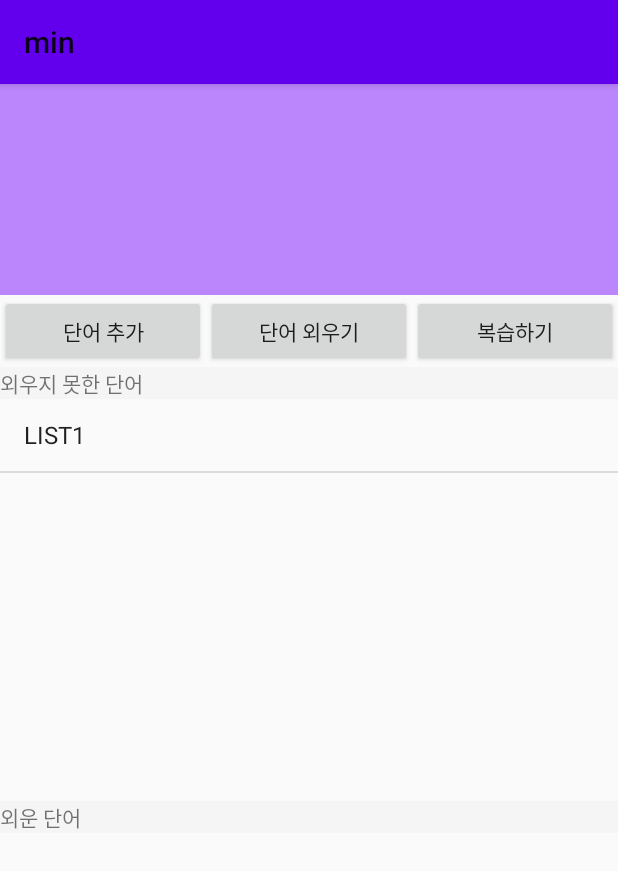
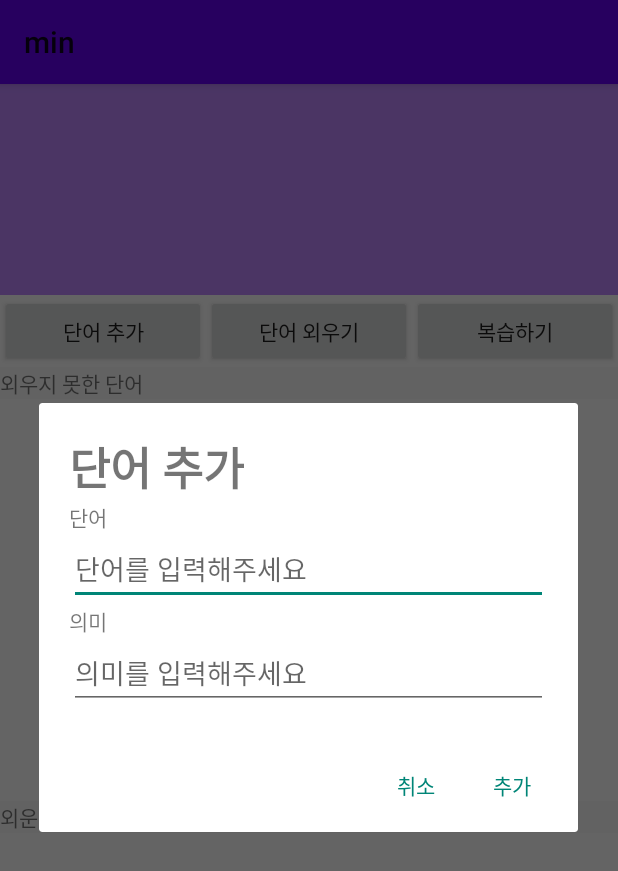
Before and after one commit to Je-0204/min, an Android app: the ClickDictioinary screen opened directly, with no data from a screen before it, after a tap on "단어 추가", on a phone screen of 412 x 824 dp. Shown: the top 871 px of the screen. Run offline under Robolectric (Android 15) with nearby library versions, the phone set to English and light mode, and no system bars.

Commit message:
단어 추가 수정 삭제 완료

```diff
--- a/app/src/main/java/com/example/min/ClickDictioinary.java
+++ b/app/src/main/java/com/example/min/ClickDictioinary.java
@@ -26,6 +26,8 @@ public class ClickDictioinary extends AppCompatActivity {
     ArrayAdapter adapter;
     // listview 생성 및 adapter 지정.
     ListView listview;
+    //단어 뜻 저장하는 리스트, 데이터리스트와 짝꿍
+    ArrayList<String> itemMeanings;
     @Override
     protected void onCreate(Bundle savedInstanceState) {
         super.onCreate(savedInstanceState);
@@ -44,6 +46,7 @@ public class ClickDictioinary extends AppCompatActivity {
         // listview 생성 및 adapter 지정.
         listview = (ListView) findViewById(R.id.listview1) ;
         listview.setAdapter(adapter) ;
+        itemMeanings=new ArrayList<String>();
 
         listview.setOnItemClickListener(new AdapterView.OnItemClickListener() {
             @Override
@@ -54,12 +57,15 @@ public class ClickDictioinary extends AppCompatActivity {
                 AlertDialog.Builder builder=new AlertDialog.Builder(ClickDictioinary.this);
                 View view1=getLayoutInflater().inflate(R.layout.custom_dialog_layout01,null);
                 EditText et1=view1.findViewById(R.id.engWord);
+                et1.setText(items.get(position));
                 EditText et2=view1.findViewById(R.id.engMeaning);
+                et2.setText(itemMeanings.get(position));
                 builder.setPositiveButton("저장", new DialogInterface.OnClickListener() {
                     @Override
                     public void onClick(DialogInterface dialog, int which) {
-                        Toast.makeText(ClickDictioinary.this,et1.getText().toString(),Toast.LENGTH_SHORT).show();
+                        //Toast.makeText(ClickDictioinary.this,et1.getText().toString(),Toast.LENGTH_SHORT).show();
                         items.set(position,et1.getText().toString());
+                        itemMeanings.set(position,et2.getText().toString());
                         dialog.dismiss();
                     }
                 });
@@ -72,18 +78,12 @@ public class ClickDictioinary extends AppCompatActivity {
                 builder.setView(view1);
                 AlertDialog alertDialog=builder.create();
                 alertDialog.show();
-
-
-                /*Intent intent=new Intent();
-                ComponentName componentName=new ComponentName("com.example.min","com.example.min.screen");
-                intent.setComponent(componentName);
-                startActivity(intent);*/
             }
         });
         listview.setOnItemLongClickListener(new AdapterView.OnItemLongClickListener() {
             @Override
             public boolean onItemLongClick(AdapterView<?> parent, View view, int position, long id) {
-                Toast.makeText(getApplicationContext(),"Removed : "+items.get(position),Toast.LENGTH_SHORT).show();
+                //Toast.makeText(getApplicationContext(),"Removed : "+items.get(position),Toast.LENGTH_SHORT).show();
                 AlertDialog.Builder ad=new AlertDialog.Builder(ClickDictioinary.this);
                 ad.setIcon(R.mipmap.ic_launcher);//삭제 이미지
                 ad.setTitle("단어 삭제");
@@ -92,6 +92,7 @@ public class ClickDictioinary extends AppCompatActivity {
                     @Override
                     public void onClick(DialogInterface dialog, int which) {
                         items.remove(position);
+                        itemMeanings.remove(position);
                         listview.setAdapter(adapter);
                         dialog.dismiss();
                     }
@@ -111,13 +112,33 @@ public class ClickDictioinary extends AppCompatActivity {
     }
 
     public void add(View view){
-        int count;
-        count = adapter.getCount();
-        // 아이템 추가.
-        items.add("LIST" + Integer.toString(count + 1));
         // listview 갱신
         listview.setAdapter(adapter);
-        //adapter.notifyDataSetChanged();
+
+        AlertDialog.Builder builder=new AlertDialog.Builder(ClickDictioinary.this);
+        View view1=getLayoutInflater().inflate(R.layout.custom_dialog_layout02,null);//add word custom dialog
+        EditText et1=view1.findViewById(R.id.engWord);
+        EditText et2=view1.findViewById(R.id.engMeaning);
+        builder.setPositiveButton("추가", new DialogInterface.OnClickListener() {
+            @Override
+            public void onClick(DialogInterface dialog, int which) {
+                //Toast.makeText(ClickDictioinary.this,et1.getText().toString(),Toast.LENGTH_SHORT).show();
+                // 아이템 추가.
+                items.add(et1.getText().toString());
+                itemMeanings.add(et2.getText().toString());
+                dialog.dismiss();
+            }
+        });
+        builder.setNegativeButton("취소", new DialogInterface.OnClickListener() {
+            @Override
+            public void onClick(DialogInterface dialog, int which) {
+                dialog.dismiss();
+            }
+        });
+        builder.setView(view1);
+        AlertDialog alertDialog=builder.create();
+        alertDialog.show();
+
     }
     public void memorize(View view){
 
--- /dev/null
+++ b/app/src/main/res/layout/custom_dialog_layout02.xml
@@ -0,0 +1,35 @@
+<?xml version="1.0" encoding="utf-8"?>
+<LinearLayout xmlns:android="http://schemas.android.com/apk/res/android"
+    android:layout_width="match_parent"
+    android:layout_height="match_parent"
+    android:orientation="vertical"
+    android:padding="20dp">
+
+    <TextView
+        android:layout_width="wrap_content"
+        android:layout_height="wrap_content"
+        android:text="단어 추가"
+        android:textStyle="bold"
+        android:textSize="30dp"></TextView>
+
+    <TextView
+        android:layout_width="match_parent"
+        android:layout_height="wrap_content"
+        android:text="단어"></TextView>
+    <EditText
+        android:layout_width="match_parent"
+        android:layout_height="wrap_content"
+        android:hint="단어를 입력해주세요"
+        android:id="@+id/engWord"></EditText>
+
+    <TextView
+        android:layout_width="match_parent"
+        android:layout_height="wrap_content"
+        android:text="의미"></TextView>
+    <EditText
+        android:layout_width="match_parent"
+        android:layout_height="wrap_content"
+        android:hint="의미를 입력해주세요"
+        android:id="@+id/engMeaning"></EditText>
+
+</LinearLayout>
```
Also changed, not shown: app/src/main/res/layout/activity_main.xml (+0 -20 lines).
